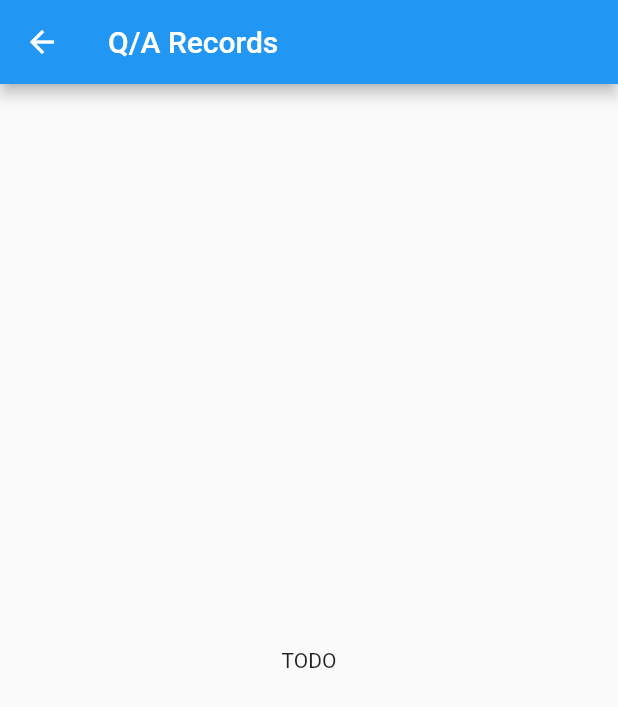
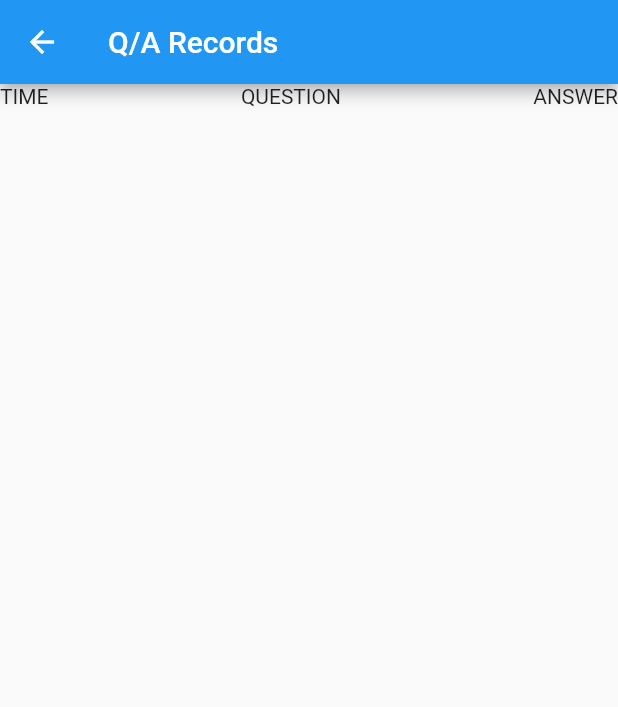
Before and after one commit to linnefromice/magic-8-ball-cross-platform, a Flutter app: the HomePage screen opened by its route, after a tap on the "check circle" icon, after a tap on the "arrow right" icon, on a phone screen of 412 x 824 dp. Shown: the top 707 px of the screen. Run offline on Flutter 3.47's test engine with Material 2 defaults, Android fonts, the phone set to English and light mode, and no system bars.

Commit message:
add Record Function of QA / add model, arguments for navigation / refactor

```diff
--- /dev/null
+++ b/pkg_flutter/lib/models/QARecordModel.dart
@@ -0,0 +1,7 @@
+class QARecordModel {
+  final DateTime time;
+  final String question;
+  final String answer;
+
+  QARecordModel(this.time, this.question, this.answer);
+}
--- a/pkg_flutter/lib/routes/Routes.dart
+++ b/pkg_flutter/lib/routes/Routes.dart
@@ -5,7 +5,7 @@ import 'package:pkg_flutter/screen/RecordPage.dart';
 class Routes {
   static final home = HomePage();
   static final routes = <String, WidgetBuilder>{
-    "/home": (context) => HomePage(),
-    "/record": (context) => RecordPage(),
+    HomePage.routeName : (context) => HomePage(),
+    RecordPage.routeName : (context) => RecordPage(),
   };
 }
--- a/pkg_flutter/lib/screen/HomePage.dart
+++ b/pkg_flutter/lib/screen/HomePage.dart
@@ -1,7 +1,12 @@
 import 'dart:math';
 import 'package:flutter/material.dart';
+import 'package:pkg_flutter/models/QARecordModel.dart';
+import 'package:pkg_flutter/screen/RecordPage.dart';
+import 'package:pkg_flutter/screen/arguments/RecordPageArguments.dart';
 
 class HomePage extends StatefulWidget {
+  static const routeName = '/home';
+
   HomePage({Key key}) : super(key: key);
 
   @override
@@ -13,6 +18,7 @@ class _HomePageState extends State<HomePage> {
   final _inputQuestionController = TextEditingController();
   String _displayAnswer;
   List<String> _answerList;
+  Map<String, QARecordModel> _recordMap;
 
   @override
   void dispose() {
@@ -22,6 +28,7 @@ class _HomePageState extends State<HomePage> {
 
   _HomePageState() {
     _displayAnswer = 'Wait your quesition.';
+    _recordMap = {};
     _answerList = [
       'It is certain.',
       'It is decidely so.',
@@ -47,7 +54,8 @@ class _HomePageState extends State<HomePage> {
   }
 
   void _sendQuestion() {
-    if (_inputQuestionController.text == '') {
+    var question = _inputQuestionController.text;
+    if (question == '') {
       setState(() {
         _displayAnswer = 'Wait your question.';
       });
@@ -59,6 +67,8 @@ class _HomePageState extends State<HomePage> {
     var selectedAnswer = _answerList[num];
     setState(() {
       _displayAnswer = selectedAnswer;
+      // for navigate
+      _recordMap[question] = QARecordModel(DateTime.now(),question,selectedAnswer);
     });
   }
 
@@ -70,7 +80,11 @@ class _HomePageState extends State<HomePage> {
   }
 
   void _navigateRecordPage() {
-    Navigator.pushNamed(context, '/record');
+    Navigator.pushNamed(
+      context,
+      RecordPage.routeName,
+      arguments: RecordPageArguments(_recordMap),
+    );
   }
 
   @override
--- a/pkg_flutter/lib/screen/RecordPage.dart
+++ b/pkg_flutter/lib/screen/RecordPage.dart
@@ -1,7 +1,11 @@
 import 'package:flutter/cupertino.dart';
 import 'package:flutter/material.dart';
+import 'package:intl/intl.dart';
+import 'package:pkg_flutter/models/QARecordModel.dart';
+import 'package:pkg_flutter/screen/arguments/RecordPageArguments.dart';
 
 class RecordPage extends StatefulWidget {
+  static const routeName = '/record';
   RecordPage({Key key}) : super(key: key);
 
   @override
@@ -12,12 +16,48 @@ class RecordPage extends StatefulWidget {
 class _RecordPageState extends State<RecordPage> {
   @override
   Widget build(BuildContext context) {
+
+    final RecordPageArguments _args = ModalRoute.of(context).settings.arguments;
+    var _datas = _args.map;
     return Scaffold(
       appBar: AppBar(
         title: Text('Q/A Records'),
       ),
       body: Center(
-        child: Text('TODO'),
+          child: Column(
+            mainAxisAlignment: MainAxisAlignment.center,
+            mainAxisSize: MainAxisSize.max,
+            children: <Widget>[
+              Row(
+                mainAxisAlignment: MainAxisAlignment.spaceBetween,
+                children: <Widget>[
+                  Text('TIME'),
+                  Text('QUESTION'),
+                  Text('ANSWER'),
+                ],
+              ),
+              Expanded(child: ListView.builder(
+                  itemCount: _datas.length,
+                  itemBuilder: (BuildContext context, int index) {
+                    QARecordModel model = _datas[_datas.keys.elementAt(index)];
+                    return Row(
+                      mainAxisAlignment: MainAxisAlignment.spaceBetween,
+                      children: <Widget>[
+                        Column(
+                          mainAxisAlignment: MainAxisAlignment.center,
+                          children: <Widget>[
+                            Text(DateFormat("yyyy/MM/dd").format(model.time)),
+                            Text(DateFormat("HH:mm:ss.SSS").format(model.time)),
+                          ],
+                        ),
+                        Text(model.question),
+                        Text(model.answer),
+                      ],
+                    );
+                  }
+              ))
+            ],
+          ),
       ),
     );
   }
--- /dev/null
+++ b/pkg_flutter/lib/screen/arguments/RecordPageArguments.dart
@@ -0,0 +1,8 @@
+import 'package:pkg_flutter/models/QARecordModel.dart';
+
+class RecordPageArguments {
+  // question, (time, answer)
+  final Map<String, QARecordModel> map;
+
+  RecordPageArguments(this.map);
+}
--- a/pkg_flutter/pubspec.yaml
+++ b/pkg_flutter/pubspec.yaml
@@ -23,6 +23,7 @@ dependencies:
   # The following adds the Cupertino Icons font to your application.
   # Use with the CupertinoIcons class for iOS style icons.
   cupertino_icons: ^0.1.2
+  intl: ^0.16.1
 
 dev_dependencies:
   flutter_test:
```
Also changed, not shown: pkg_flutter/pubspec.lock.
